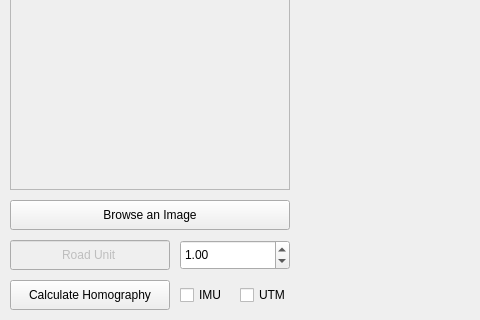
Qt form ui/gui.ui (csonthomisi/tennis-ball-marker-gui) before a commit; both pictures show x 0 to 480 and y 380 to 700 of the 1130 by 700 pixel window.
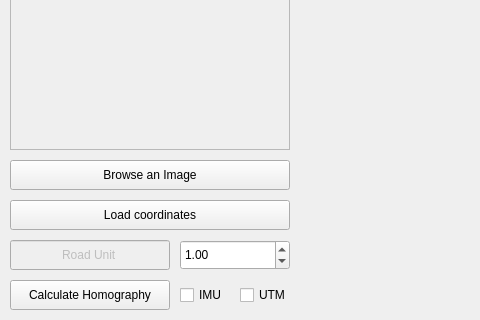
The same form after that commit.

Commit message: load from csv, reformat

The edit to the form file:
```diff
--- a/ui/gui.ui
+++ b/ui/gui.ui
@@ -69,7 +69,7 @@
       <x>10</x>
       <y>10</y>
       <width>280</width>
-      <height>560</height>
+      <height>520</height>
      </rect>
     </property>
     <property name="sizePolicy">
@@ -93,7 +93,7 @@
        <x>0</x>
        <y>0</y>
        <width>278</width>
-       <height>558</height>
+       <height>518</height>
       </rect>
      </property>
      <property name="sizePolicy">
@@ -158,7 +158,7 @@
     <property name="geometry">
      <rect>
       <x>10</x>
-      <y>580</y>
+      <y>540</y>
       <width>280</width>
       <height>30</height>
      </rect>
@@ -210,6 +210,25 @@
     </property>
     <layout class="QVBoxLayout" name="image_holder"/>
    </widget>
+   <widget class="QPushButton" name="load_btn">
+    <property name="geometry">
+     <rect>
+      <x>10</x>
+      <y>580</y>
+      <width>280</width>
+      <height>30</height>
+     </rect>
+    </property>
+    <property name="sizePolicy">
+     <sizepolicy hsizetype="Expanding" vsizetype="Expanding">
+      <horstretch>0</horstretch>
+      <verstretch>0</verstretch>
+     </sizepolicy>
+    </property>
+    <property name="text">
+     <string>Load coordinates</string>
+    </property>
+   </widget>
   </widget>
  </widget>
  <resources/>
```
The commit also changes 4 other files.
